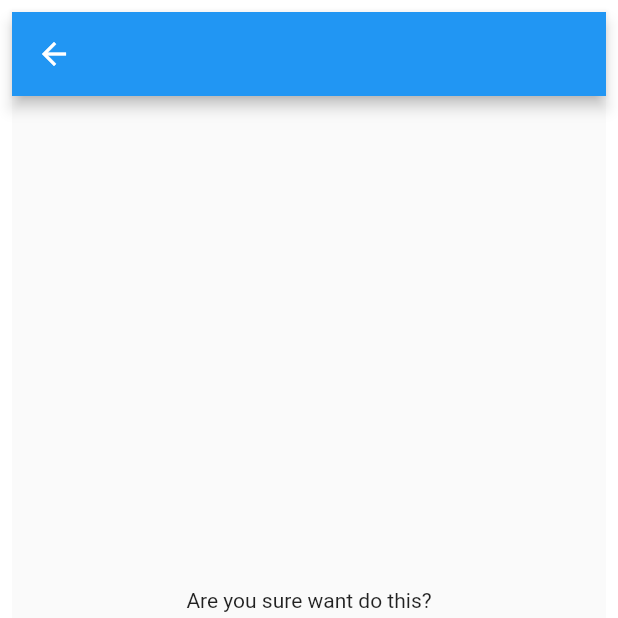
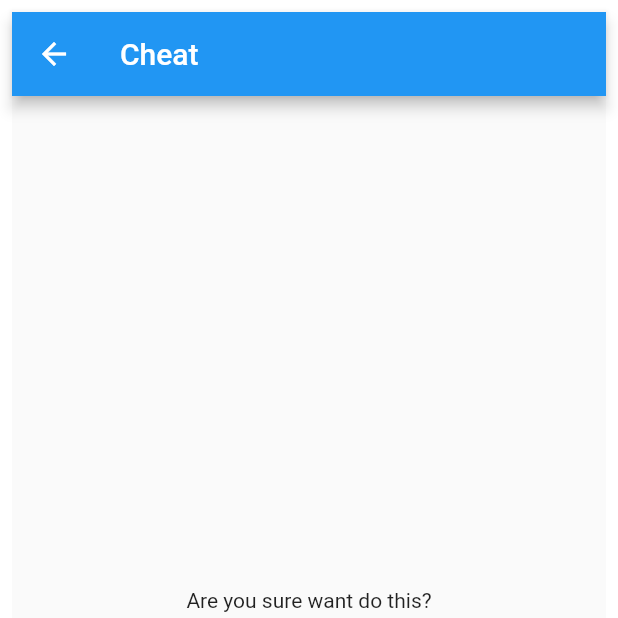
Before and after one commit to zhangyuwan0/FlutterProjs, a Flutter app: the CheatPage screen opened by its route, on a phone screen of 412 x 824 dp, the top half of it. Run offline on Flutter 3.47's test engine with Material 2 defaults, Android fonts, the phone set to English and light mode, and no system bars; our stand-ins replace fluttertoast.

Commit message:
add cheat title

```diff
--- a/geoquiz/lib/page/Cheat.dart
+++ b/geoquiz/lib/page/Cheat.dart
@@ -49,6 +49,7 @@ class _CheatPageState extends State<CheatPage> {
     return Scaffold(
       key: _scaffoldKey,
       appBar: AppBar(
+        title: Text("Cheat"),
         leading: GestureDetector(
           onTap: () {
             _backToMainPage(context);
```
